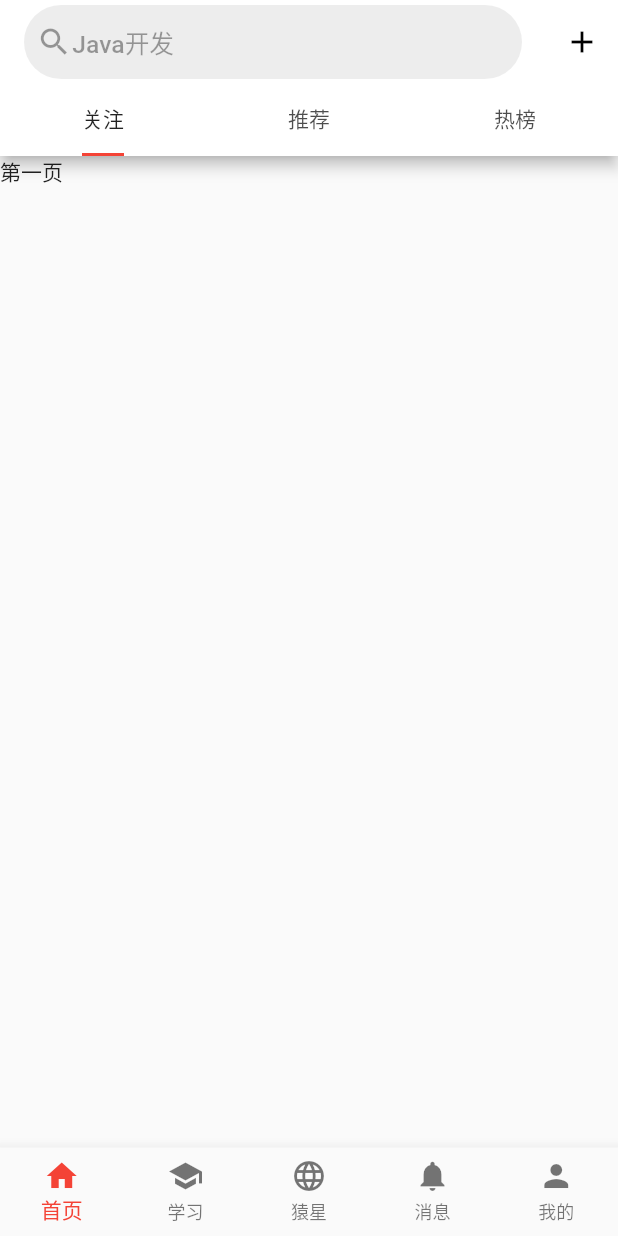
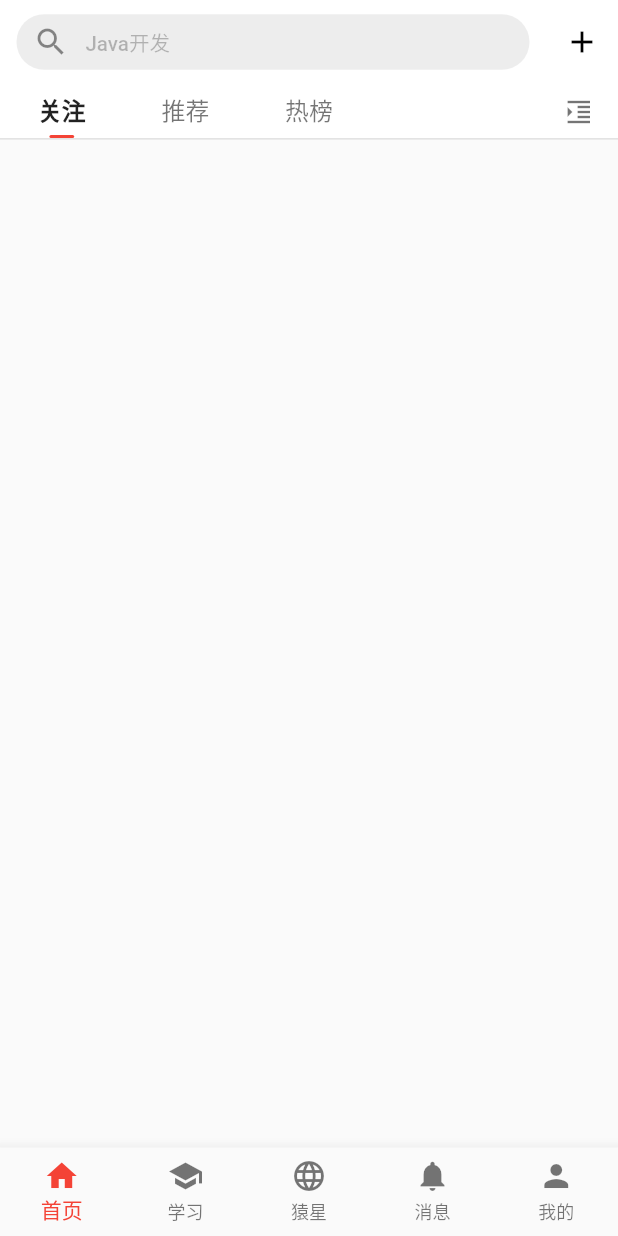
Before and after one commit to JunMo926/ape-news-flutter, a Flutter app: the screen it shows after launch, on a phone screen of 412 x 824 dp. Run offline on Flutter 3.47's test engine with Material 2 defaults, Android fonts, the phone set to English and light mode, and no system bars; our stand-ins replace flutter_screenutil.

Commit message:
完成首页表情栏和修改app名称

```diff
--- a/lib/main.dart
+++ b/lib/main.dart
@@ -1,4 +1,5 @@
 import 'package:flutter/material.dart';
+import 'package:flutter/services.dart';
 
 import 'routers/router.dart';
 
@@ -12,8 +13,15 @@ class ApeApp extends StatefulWidget {
 }
 
 class _ApeAppState extends State<ApeApp> {
+
   @override
   Widget build(BuildContext context) {
+        // 设置状态栏颜色
+    SystemChrome.setSystemUIOverlayStyle(
+      SystemUiOverlayStyle(
+        statusBarColor: Colors.white,
+      ),
+    );
     return MaterialApp(
       initialRoute: '/',
       onGenerateRoute: onGenerateRoute,
--- a/lib/pages/tabs/home.dart
+++ b/lib/pages/tabs/home.dart
@@ -3,7 +3,6 @@ import 'package:flutter/material.dart';
 
 class HomePage extends StatefulWidget {
   HomePage({Key key}) : super(key: key);
-
   _HomePageState createState() => _HomePageState();
 }
 
@@ -11,15 +10,14 @@ class _HomePageState extends State<HomePage> {
   @override
   Widget build(BuildContext context) {
     ScreenAdapter.init(context);
-    return DefaultTabController(
-      length: 3,
-      child: Scaffold(
+    return Scaffold(
       appBar: AppBar(
+        elevation: 0,
         title: InkWell(
           borderRadius: BorderRadius.circular(30),
           child: Container(
-              height: ScreenAdapter.height(80),
-              padding: EdgeInsets.only(left: ScreenAdapter.width(15)),
+            height: ScreenAdapter.height(60),
+            padding: EdgeInsets.only(left: ScreenAdapter.width(20)),
             decoration: BoxDecoration(
               color: Color.fromRGBO(233, 233, 233, 0.8),
               borderRadius: BorderRadius.circular(30),
@@ -27,12 +25,13 @@ class _HomePageState extends State<HomePage> {
             child: Row(
               crossAxisAlignment: CrossAxisAlignment.center,
               children: [
-                  Icon(Icons.search, color: Colors.black38),
+                Icon(Icons.search, color: Colors.black45),
+                SizedBox(width: ScreenAdapter.width(20)),
                 Text(
                   "Java开发",
                   style: TextStyle(
-                      color: Colors.black38,
-                      fontSize: ScreenAdapter.size(30),
+                    color: Colors.black26,
+                    fontSize: ScreenAdapter.size(25),
                   ),
                 )
               ],
@@ -42,36 +41,122 @@ class _HomePageState extends State<HomePage> {
             // TODO
           },
         ),
+        centerTitle: true,
+        titleSpacing: ScreenAdapter.width(20),
         actions: [
           IconButton(
+            splashRadius: ScreenAdapter.height(30),
             icon: Icon(Icons.add),
             onPressed: () {},
           ),
         ],
-          bottom: TabBar(
-            indicatorSize: TabBarIndicatorSize.label,
-            indicatorColor: Colors.red,
-            tabs: [
-              Tab(text: "关注"),
-              Tab(text: "推荐"),
-              Tab(text: "热榜"),
-            ],
+      ),
+      body: Stack(
+        children: [
+          Container(
+            width: ScreenAdapter.getScreenWidth(),
+            height: ScreenAdapter.height(60),
+            decoration: BoxDecoration(
+              color: Colors.white,
+              border: Border(
+                bottom: BorderSide(color: Colors.black12, width: 1),
               ),
             ),
-        body: TabBarView(
+            child: ListView(
+              scrollDirection: Axis.horizontal,
               children: [
-            ListView(
-              children: [Text("第一页")],
+                Container(
+                  width: ScreenAdapter.width(150),
+                  child: Center(
+                    child: Stack(
+                      children: [
+                        Align(
+                          alignment: Alignment.center,
+                          child: Text(
+                            "关注",
+                            style: TextStyle(
+                              color: Colors.black87,
+                              fontSize: ScreenAdapter.size(29),
+                              fontWeight: FontWeight.bold,
                             ),
-            ListView(
-              children: [Text("第二页")],
                           ),
-            ListView(
-              children: [Text("第三页")],
+                        ),
+                        Align(
+                          alignment: Alignment.bottomCenter,
+                          child: SizedBox(
+                            height: 2,
+                            width: ScreenAdapter.width(30),
+                            child: DecoratedBox(
+                              decoration: BoxDecoration(
+                                borderRadius: BorderRadius.circular(2),
+                                color: Colors.red,
+                              ),
+                            ),
+                          ),
                         ),
                       ],
                     ),
                   ),
+                ),
+                Container(
+                  width: ScreenAdapter.width(150),
+                  child: Center(
+                    child: Stack(
+                      children: [
+                        Align(
+                          alignment: Alignment.center,
+                          child: Text(
+                            "推荐",
+                            style: TextStyle(
+                              color: Colors.black54,
+                              fontSize: ScreenAdapter.size(29),
+                            ),
+                          ),
+                        ),
+                      ],
+                    ),
+                  ),
+                ),
+                Container(
+                  width: ScreenAdapter.width(150),
+                  child: Center(
+                    child: Stack(
+                      children: [
+                        Align(
+                          alignment: Alignment.center,
+                          child: Text(
+                            "热榜",
+                            style: TextStyle(
+                              color: Colors.black54,
+                              fontSize: ScreenAdapter.size(29),
+                            ),
+                          ),
+                        ),
+                      ],
+                    ),
+                  ),
+                ),
+              ],
+            ),
+          ),
+          Align(
+            alignment: Alignment.topRight,
+            child: Container(
+              height: ScreenAdapter.height(60),
+              margin: EdgeInsets.only(right: ScreenAdapter.width(15)),
+              child: IconButton(
+                iconSize: 20,
+                splashColor: Colors.transparent,
+                highlightColor: Colors.transparent,
+                color: Colors.black54,
+                constraints: BoxConstraints(),
+                icon: Icon(Icons.format_indent_increase),
+                onPressed: () {},
+              ),
+            ),
+          ),
+        ],
+      ),
     );
   }
 }
--- a/lib/pages/tabs/learning.dart
+++ b/lib/pages/tabs/learning.dart
@@ -7,7 +7,12 @@ class LearningPage extends StatelessWidget {
   @override
   Widget build(BuildContext context) {
     return Container(
-      child: Text("LearningPage"),
+      child: Center(
+        child: Text(
+          "LearningPage",
+          style: TextStyle(color: Colors.red),
+        ),
+      ),
     );
   }
 }
```
Also changed, not shown: 2 other files. Lines whose indentation alone changed are shown as unchanged.
